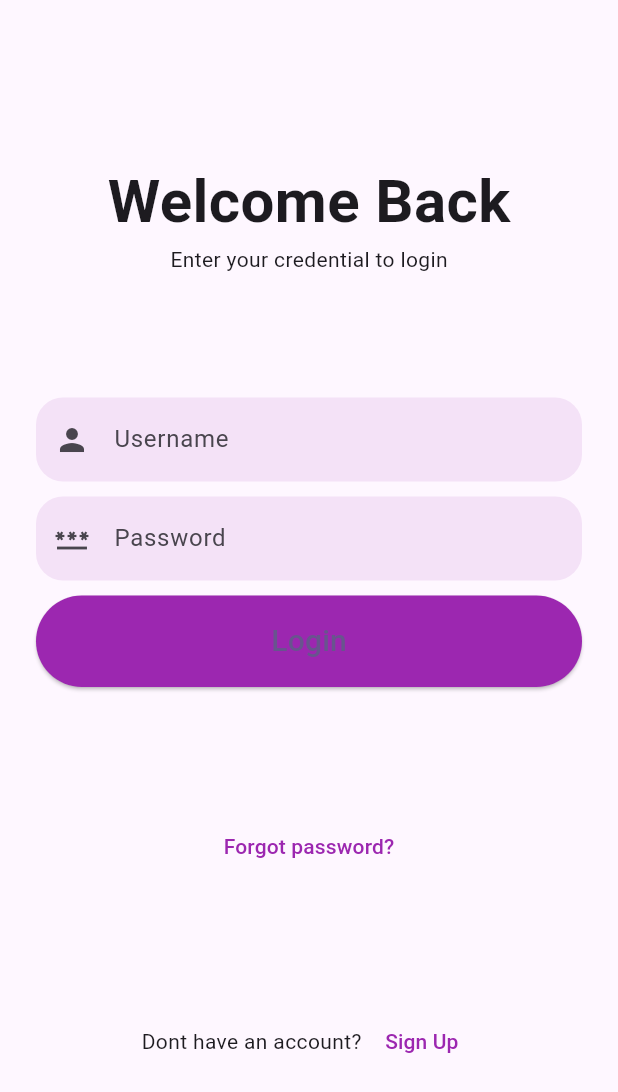
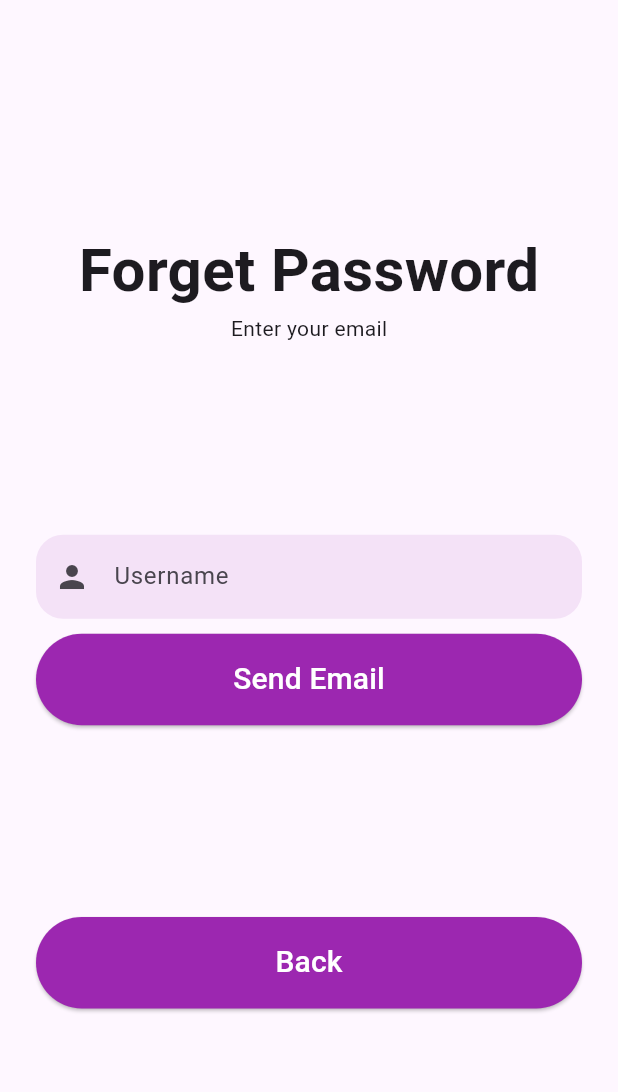
Before and after one commit to sakriwassim/traffic-light, a Flutter app: the screen it shows after launch, after a tap on "Forgot password?", on a phone screen of 412 x 824 dp. Shown: the top 1092 px of the screen. Run offline on Flutter 3.47's test engine with Material 3 defaults, Android fonts, the phone set to English and light mode, and no system bars; our stand-ins replace firebase_auth, firebase_core, firebase_database, flutter_map, latlong2; accounts and stored records are empty; network calls fail.

Commit message:
add the splash screen and fix some problems

```diff
--- /dev/null
+++ b/lib/forget_password_screen.dart
@@ -0,0 +1,144 @@
+import 'package:firebase_auth/firebase_auth.dart';
+import 'package:flutter/material.dart';
+import 'package:hospital_car/signin_screen.dart';
+
+import 'home_screen.dart';
+import 'login_email_verification_screen.dart';
+
+class ForgetPassWordScreen extends StatefulWidget {
+  const ForgetPassWordScreen({Key? key}) : super(key: key);
+
+  @override
+  State<ForgetPassWordScreen> createState() => _ForgetPassWordScreenState();
+}
+
+class _ForgetPassWordScreenState extends State<ForgetPassWordScreen> {
+  _header(context) {
+    return const Column(
+      children: [
+        Text(
+          "Forget Password",
+          style: TextStyle(fontSize: 40, fontWeight: FontWeight.bold),
+        ),
+        Text("Enter your email"),
+      ],
+    );
+  }
+
+  _inputField(context) {
+    TextEditingController emailController = TextEditingController();
+    return Column(
+      crossAxisAlignment: CrossAxisAlignment.stretch,
+      children: [
+        TextField(
+          controller: emailController,
+          decoration: InputDecoration(
+              hintText: "Username",
+              border: OutlineInputBorder(
+                  borderRadius: BorderRadius.circular(18),
+                  borderSide: BorderSide.none),
+              fillColor: Colors.purple.withOpacity(0.1),
+              filled: true,
+              prefixIcon: const Icon(Icons.person)),
+        ),
+        const SizedBox(height: 10),
+        ElevatedButton(
+          onPressed: () => forgetPasswordFirebase(emailController.text.trim()),
+          style: ElevatedButton.styleFrom(
+            shape: const StadiumBorder(),
+            padding: const EdgeInsets.symmetric(vertical: 16),
+            backgroundColor: Colors.purple,
+          ),
+          child: const Text(
+            "Send Email",
+            style: TextStyle(color: Colors.white, fontSize: 20),
+          ),
+        )
+      ],
+    );
+  }
+
+
+  Future<void> forgetPasswordFirebase(String email) async {
+    try {
+      await FirebaseAuth.instance.sendPasswordResetEmail(
+          email: email
+      );
+      showDialog(
+        context: context,
+        builder: (BuildContext context) {
+          return AlertDialog(
+            title: Text("Success"),
+            content: Text("Email de réinitialisation du mot de passe envoyé."),
+            actions: <Widget>[
+              TextButton(
+                onPressed: () {
+                  Navigator.of(context).pop();
+                },
+                child: Text("OK"),
+              ),
+            ],
+          );
+        },
+      );
+    } on FirebaseAuthException catch (e) {
+      print(e);
+      showDialog(
+        context: context,
+        builder: (BuildContext context) {
+          return AlertDialog(
+            title: Text("Error"),
+            content: Text(e.message.toString()),
+            actions: <Widget>[
+              TextButton(
+                onPressed: () {
+                  Navigator.of(context).pop();
+                },
+                child: Text("OK"),
+              ),
+            ],
+          );
+        },
+      );
+    }
+  }
+
+
+  @override
+  Widget build(BuildContext context) {
+    return Scaffold(
+      body: Container(
+        margin: const EdgeInsets.all(24),
+        child: Column(
+          mainAxisAlignment: MainAxisAlignment.spaceEvenly,
+          children: [
+            _header(context),
+            _inputField(context),
+            ElevatedButton(
+
+              onPressed: () =>  Navigator.pushReplacement(
+                context,
+                MaterialPageRoute(
+                    builder: (context) => SigninPage()),
+              ),
+              style: ElevatedButton.styleFrom(
+                shape: const StadiumBorder(),
+                padding: const EdgeInsets.symmetric(vertical: 16),
+                backgroundColor: Colors.purple,
+              ),
+              child: Container(
+                width: double.infinity,
+                child: Center(
+                  child: const Text(
+                    "Back",
+                    style: TextStyle(color: Colors.white, fontSize: 20),
+                  ),
+                ),
+              ),
+            )
+          ],
+        ),
+      ),
+    );
+  }
+}
--- a/lib/main.dart
+++ b/lib/main.dart
@@ -1,6 +1,7 @@
 import 'package:firebase_core/firebase_core.dart';
 import 'package:flutter/material.dart';
 import 'package:hospital_car/signin_screen.dart';
+import 'package:hospital_car/splash_page.dart';
 import 'firebase_options.dart';
 
 Future main()  async {
@@ -24,7 +25,7 @@ class MyApp extends StatelessWidget {
         colorScheme: ColorScheme.fromSeed(seedColor: Colors.deepPurple),
         useMaterial3: true,
       ),
-      home: const SigninPage(),
+      home: const SplashScreen(),
     );
   }
 }
--- a/lib/signin_screen.dart
+++ b/lib/signin_screen.dart
@@ -1,7 +1,9 @@
 import 'package:firebase_auth/firebase_auth.dart';
 import 'package:flutter/material.dart';
+import 'package:hospital_car/forget_password_screen.dart';
 
 import 'home_screen.dart';
+import 'login_email_verification_screen.dart';
 
 class SigninPage extends StatefulWidget {
   const SigninPage({Key? key}) : super(key: key);
@@ -61,11 +63,20 @@ class _SigninPageState extends State<SigninPage> {
               await FirebaseAuth.instance.signInWithEmailAndPassword(
                   email: emailController.text.trim(),
                   password: passwordController.text.trim());
-              // If sign-in is successful, navigate to home screen
-              Navigator.pushReplacement(
-                context,
-                MaterialPageRoute(builder: (context) => HomeScreen()),
-              );
+
+              if (!FirebaseAuth.instance.currentUser!.emailVerified) {
+                Navigator.pushReplacement(
+                  context,
+                  MaterialPageRoute(
+                      builder: (context) => LoginEmailVerificationScreen()),
+                );
+              }else {
+                Navigator.pushReplacement(
+                  context,
+                  MaterialPageRoute(builder: (context) => HomeScreen()),
+                );
+              }
+
             } catch (error) {
               showDialog(
                 context: context,
@@ -93,7 +104,7 @@ class _SigninPageState extends State<SigninPage> {
           ),
           child: const Text(
             "Login",
-            style: TextStyle(fontSize: 20),
+            style: TextStyle(color: Colors.white, fontSize: 20),
           ),
         )
       ],
@@ -102,7 +113,12 @@ class _SigninPageState extends State<SigninPage> {
 
   _forgotPassword(context) {
     return TextButton(
-      onPressed: () {},
+      onPressed: () {
+        Navigator.pushReplacement(
+          context,
+          MaterialPageRoute(builder: (context) => ForgetPassWordScreen()),
+        );
+      },
       child: const Text(
         "Forgot password?",
         style: TextStyle(color: Colors.purple),
@@ -110,20 +126,6 @@ class _SigninPageState extends State<SigninPage> {
     );
   }
 
-  _signup(context) {
-    return Row(
-      mainAxisAlignment: MainAxisAlignment.center,
-      children: [
-        const Text("Dont have an account? "),
-        TextButton(
-            onPressed: () {},
-            child: const Text(
-              "Sign Up",
-              style: TextStyle(color: Colors.purple),
-            ))
-      ],
-    );
-  }
 
   @override
   Widget build(BuildContext context) {
@@ -136,7 +138,6 @@ class _SigninPageState extends State<SigninPage> {
             _header(context),
             _inputField(context),
             _forgotPassword(context),
-            _signup(context),
           ],
         ),
       ),
--- /dev/null
+++ b/lib/splash_page.dart
@@ -0,0 +1,44 @@
+
+import 'dart:async';
+
+import 'package:flutter/material.dart';
+import 'package:hospital_car/signin_screen.dart';
+
+class SplashScreen extends StatefulWidget {
+  const SplashScreen({Key? key}) : super(key: key);
+
+  @override
+  _SplashScreenState createState() => _SplashScreenState();
+}
+
+class _SplashScreenState extends State<SplashScreen> {
+  @override
+  void initState() {
+    super.initState();
+    // Navigate to SigninPage after 2 seconds
+    Timer(const Duration(seconds: 3), () {
+      Navigator.of(context).pushReplacement(
+        MaterialPageRoute(
+          builder: (BuildContext context) => const SigninPage(),
+        ),
+      );
+    });
+  }
+
+  @override
+  Widget build(BuildContext context) {
+    return const Scaffold(
+      body: Center(
+        child: Column(
+          mainAxisAlignment: MainAxisAlignment.center,
+          children: <Widget>[
+            // Your splash screen content here
+            CircularProgressIndicator(),
+            SizedBox(height: 20),
+            Text('Loading...'),
+          ],
+        ),
+      ),
+    );
+  }
+}
```
Also changed, not shown: lib/home_screen.dart (+135 -17 lines), lib/lampe_details_screen.dart (deleted, +0 -141 lines), lib/login_email_verification_screen.dart (added, +188 -0 lines).
